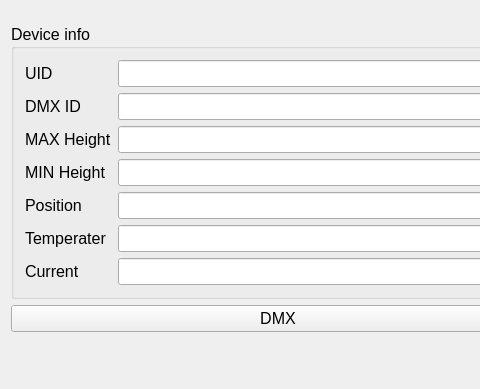
Qt form AG/AG/mainwindow.ui (chagtraife/bump_AG) before a commit; both pictures show x 0 to 480 and y 172 to 561 of the 721 by 561 pixel window.
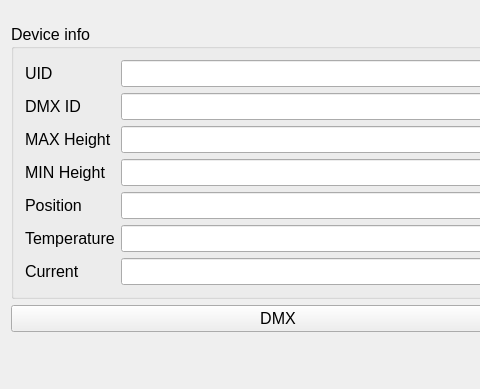
The same form after that commit. Icons and pictures are not drawn.

```diff
--- a/AG/AG/mainwindow.ui
+++ b/AG/AG/mainwindow.ui
@@ -299,7 +299,7 @@
        <item row="5" column="0">
         <widget class="QLabel" name="label_5">
          <property name="text">
-          <string>Temperater</string>
+          <string>Temperature</string>
          </property>
         </widget>
        </item>
```
